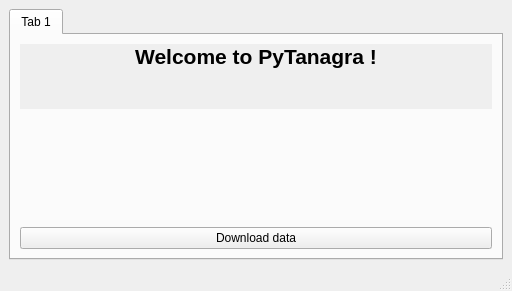
First picture: the form in Front/Welcome.ui, repository baptlano24/PyTanagra, before the edit.
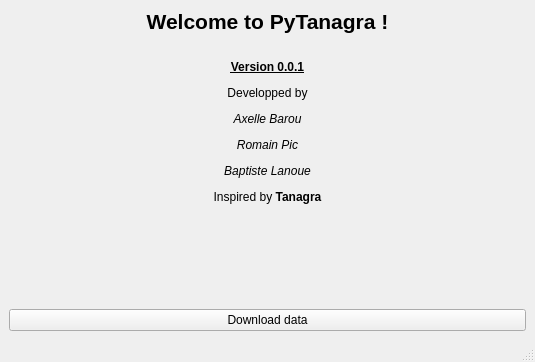
Second picture: the form after the edit.

What changed in the file:
```diff
--- a/Front/Welcome.ui
+++ b/Front/Welcome.ui
@@ -9,8 +9,8 @@
    <rect>
     <x>0</x>
     <y>0</y>
-    <width>512</width>
-    <height>291</height>
+    <width>535</width>
+    <height>362</height>
    </rect>
   </property>
   <property name="windowTitle">
@@ -22,16 +22,6 @@
   <widget class="QWidget" name="centralwidget">
    <layout class="QVBoxLayout" name="verticalLayout">
     <item>
-     <widget class="QTabWidget" name="tabWidget">
-      <property name="currentIndex">
-       <number>0</number>
-      </property>
-      <widget class="QWidget" name="tab">
-       <attribute name="title">
-        <string>Tab 1</string>
-       </attribute>
-       <layout class="QVBoxLayout" name="verticalLayout_3">
-        <item>
          <widget class="QLabel" name="label">
           <property name="sizePolicy">
            <sizepolicy hsizetype="Expanding" vsizetype="Expanding">
@@ -46,7 +36,7 @@
            <bool>true</bool>
           </property>
           <property name="text">
-           <string>&lt;html&gt;&lt;head/&gt;&lt;body&gt;&lt;p align=&quot;center&quot;&gt;&lt;span style=&quot; font-size:16pt; font-weight:600;&quot;&gt;Welcome to PyTanagra !&lt;/span&gt;&lt;/p&gt;&lt;p align=&quot;center&quot;&gt;&lt;br/&gt;&lt;/p&gt;&lt;/body&gt;&lt;/html&gt;</string>
+       <string>&lt;html&gt;&lt;head/&gt;&lt;body&gt;&lt;p align=&quot;center&quot;&gt;&lt;span style=&quot; font-size:16pt; font-weight:600;&quot;&gt;Welcome to PyTanagra !&lt;/span&gt;&lt;/p&gt;&lt;p align=&quot;center&quot;&gt;&lt;br/&gt;&lt;span style=&quot; font-weight:600; text-decoration: underline;&quot;&gt;Version 0.0.1&lt;/span&gt;&lt;/p&gt;&lt;p align=&quot;center&quot;&gt;Developped by&lt;/p&gt;&lt;p align=&quot;center&quot;&gt;&lt;span style=&quot; font-style:italic;&quot;&gt;Axelle Barou&lt;/span&gt;&lt;/p&gt;&lt;p align=&quot;center&quot;&gt;&lt;span style=&quot; font-style:italic;&quot;&gt;Romain Pic&lt;/span&gt;&lt;/p&gt;&lt;p align=&quot;center&quot;&gt;&lt;span style=&quot; font-style:italic;&quot;&gt;Baptiste Lanoue&lt;/span&gt;&lt;/p&gt;&lt;p align=&quot;center&quot;&gt;Inspired by &lt;span style=&quot; font-weight:600;&quot;&gt;Tanagra&lt;/span&gt;&lt;/p&gt;&lt;/body&gt;&lt;/html&gt;</string>
           </property>
          </widget>
         </item>
@@ -75,10 +65,6 @@
         </item>
        </layout>
       </widget>
-     </widget>
-    </item>
-   </layout>
-  </widget>
   <widget class="QMenuBar" name="menubar">
    <property name="geometry">
     <rect>
```
Left out of the diff: 4 changed lines with no effect on the pictures. Lines whose indentation alone changed are shown as unchanged.
